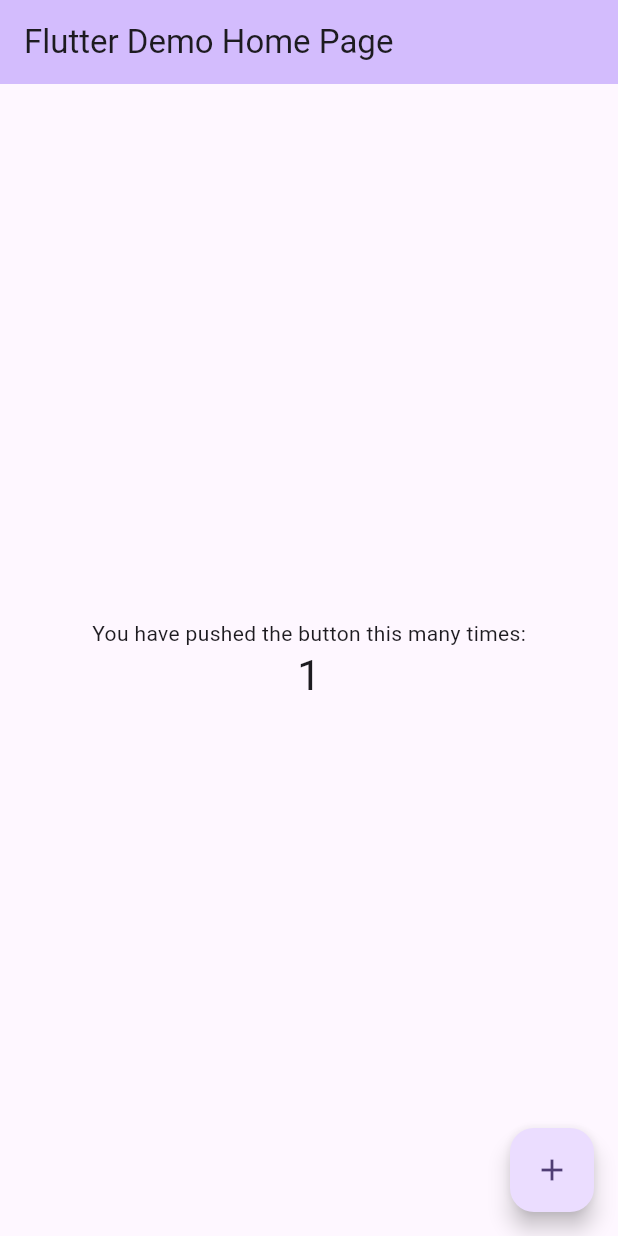
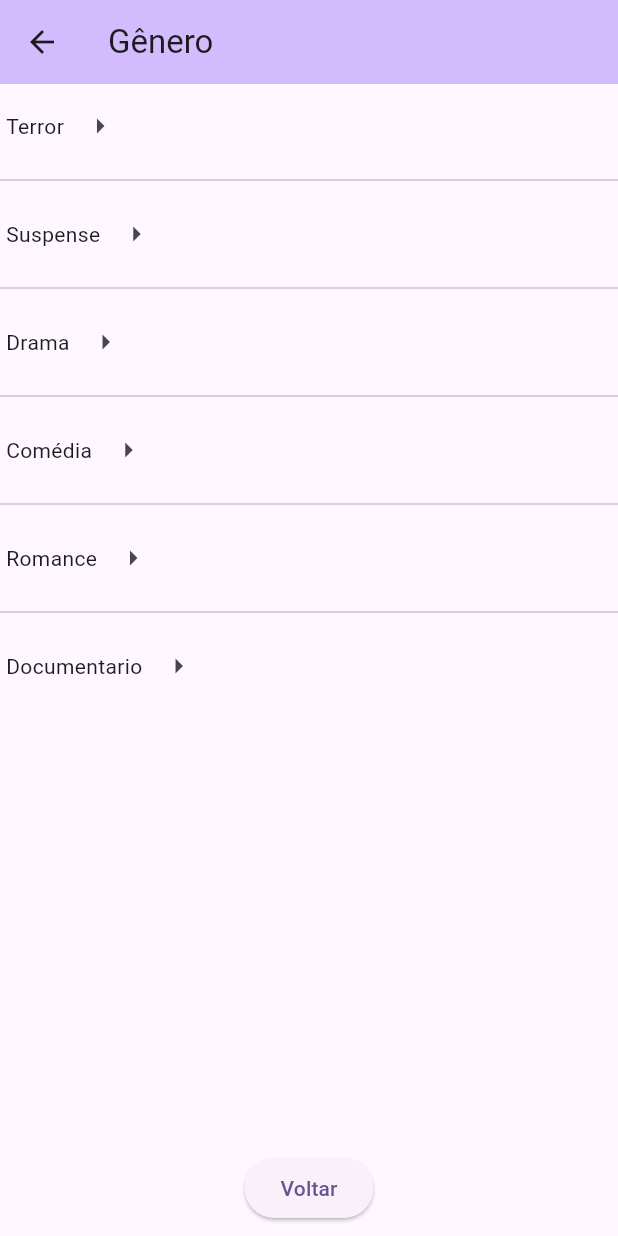
Before and after one commit to Guaryali/PMFilmes, a Flutter app: the screen it shows after launch, after a tap on the "add" icon, on a phone screen of 412 x 824 dp. Run offline on Flutter 3.47's test engine with Material 3 defaults, Android fonts, the phone set to English and light mode, and no system bars.

Commit message:
branch com o código da aula do dia Wed, Feb 21, 2024 10:46:48 PM

```diff
--- a/lib/main.dart
+++ b/lib/main.dart
@@ -1,4 +1,8 @@
 import 'package:flutter/material.dart';
+import 'package:pmfilmes/page/genero_page.dart';
+import 'package:pmfilmes/repositorio/genero_repositorio.dart';
+import 'package:pmfilmes/vm/genero_view_model.dart';
+import 'package:provider/provider.dart';
 
 void main() {
   runApp(const MyApp());
@@ -9,13 +13,20 @@ class MyApp extends StatelessWidget {
 
   @override
   Widget build(BuildContext context) {
-    return MaterialApp(
+    return MultiProvider(
+      providers: [ChangeNotifierProvider(
+        create: (_) =>  GeneroViewModel(generos: GeneroRepositorio.list()
+      ),
+      ),
+      ],
+      child: MaterialApp(
       title: 'Flutter Demo',
       theme: ThemeData(
         colorScheme: ColorScheme.fromSeed(seedColor: Colors.deepPurple),
         useMaterial3: true,
       ),
       home: const MyHomePage(title: 'Flutter Demo Home Page'),
+      ),
     );
   }
 }
@@ -33,25 +44,21 @@ class _MyHomePageState extends State<MyHomePage> {
   int _counter = 0;
 
   void _incrementCounter() {
-    setState(() {
-
-      _counter++;
-    });
+    Navigator.push(
+      context,
+      MaterialPageRoute(builder: (_) => const GeneroPage()),
+    );
   }
 
   @override
   Widget build(BuildContext context) {
-
     return Scaffold(
       appBar: AppBar(
-
         backgroundColor: Theme.of(context).colorScheme.inversePrimary,
         title: Text(widget.title),
       ),
       body: Center(
-
         child: Column(
-
           mainAxisAlignment: MainAxisAlignment.center,
           children: <Widget>[
             const Text(
--- a/lib/page/genero_page.dart
+++ b/lib/page/genero_page.dart
@@ -0,0 +1,39 @@
+import 'package:flutter/material.dart';
+import 'package:pmfilmes/vm/genero_view_model.dart';
+import 'package:pmfilmes/widgets/genero_item_view.dart';
+import 'package:provider/provider.dart';
+
+class GeneroPage extends StatelessWidget {
+  const GeneroPage({super.key});
+
+  @override
+  Widget build(BuildContext context) {
+    final vm = Provider.of<GeneroViewModel>(context);
+
+    return Scaffold(
+      appBar: AppBar(
+        title: const Text("Gênero"),
+        backgroundColor: Theme.of(context).colorScheme.inversePrimary,
+      ),
+      body: Column(
+        children: [
+          Expanded(
+            child: ListView.separated(
+              itemCount: vm.generos.length,
+              itemBuilder: (context, index) =>
+              GeneroItemView(genero: vm.generos[index]),
+              separatorBuilder: (context, index) =>const Divider(),
+            ),
+          ),
+          Padding(
+            padding: const EdgeInsets.all(8.0),
+            child: ElevatedButton(
+              onPressed: () => Navigator.pop(context),
+              child: const Text("Voltar"),
+            ),
+          ),
+        ],
+      ),
+    );
+  }
+}
--- a/lib/vm/genero_view_model.dart
+++ b/lib/vm/genero_view_model.dart
@@ -3,8 +3,19 @@ import 'package:pmfilmes/dominio/genero.dart';
 
 class GeneroViewModel extends ChangeNotifier {
   final List<Genero> generos;
+  late Genero _genero; /* _ objeto privada */
 
   GeneroViewModel({
     required this.generos,
   });
+
+  void selecionaGenero(Genero genero) {
+    /* recupera um GeneroViewModel do provider com o estado
+    compartilhado na aplicação */
+    _genero = genero;
+    notifyListeners();
+  }
+
+  //Fecha a tela atual.
+  Genero get generoSelecionado => _genero;
 }
--- /dev/null
+++ b/lib/widgets/genero_item_view.dart
@@ -0,0 +1,36 @@
+import 'package:flutter/material.dart';
+import 'package:pmfilmes/dominio/genero.dart';
+import 'package:pmfilmes/vm/genero_view_model.dart';
+import 'package:provider/provider.dart';
+
+class GeneroItemView extends StatelessWidget {
+  final Genero genero;
+
+  const GeneroItemView({
+    super.key,
+    required this.genero,
+  });
+
+  @override
+  Widget build(BuildContext context) {
+    return Container(
+      padding: const EdgeInsets.all(4),
+      child: Row(
+        children: [
+          Text(genero.nome),
+          IconButton(
+            onPressed: () {},
+            icon: const Icon(Icons.arrow_right),
+          ),
+        ],
+      ),
+    );
+  }
+
+  void click(BuildContext context) {
+    final vm = Provider.of<GeneroViewModel>(context);
+    vm.selecionaGenero(genero);
+
+    Navigator.pop(context);
+  }
+}
--- a/pubspec.yaml
+++ b/pubspec.yaml
@@ -35,6 +35,7 @@ dependencies:
   # The following adds the Cupertino Icons font to your application.
   # Use with the CupertinoIcons class for iOS style icons.
   cupertino_icons: ^1.0.2
+  provider: ^6.1.1
 
 dev_dependencies:
   flutter_test:
```
Also changed, not shown: pubspec.lock.
